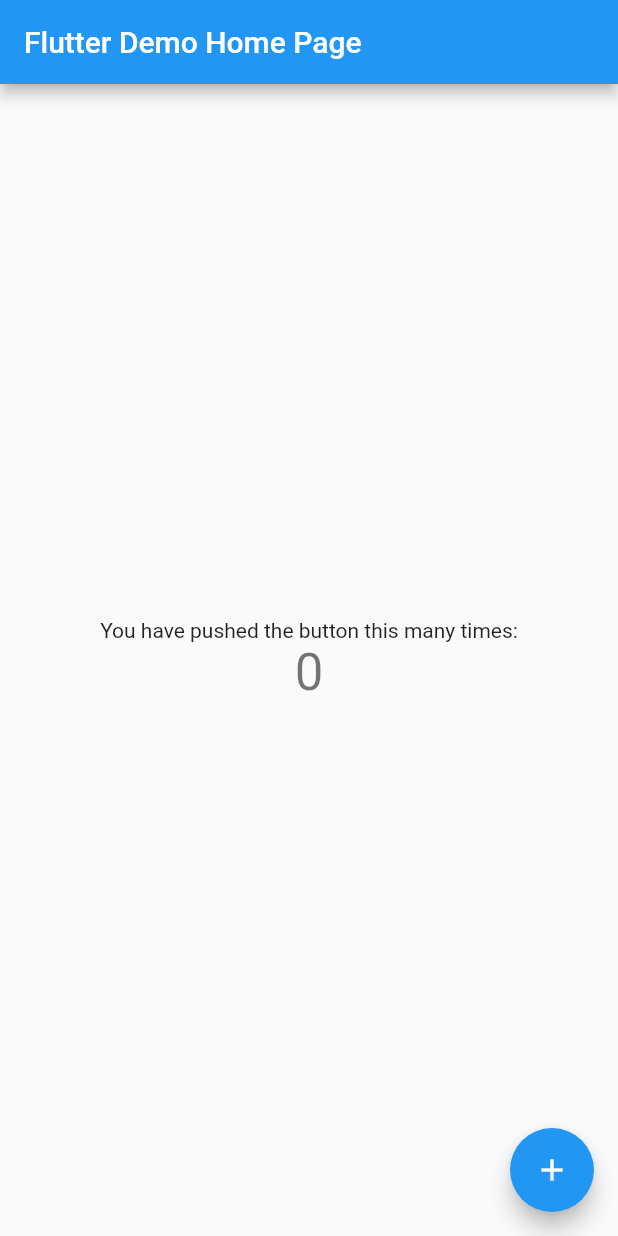
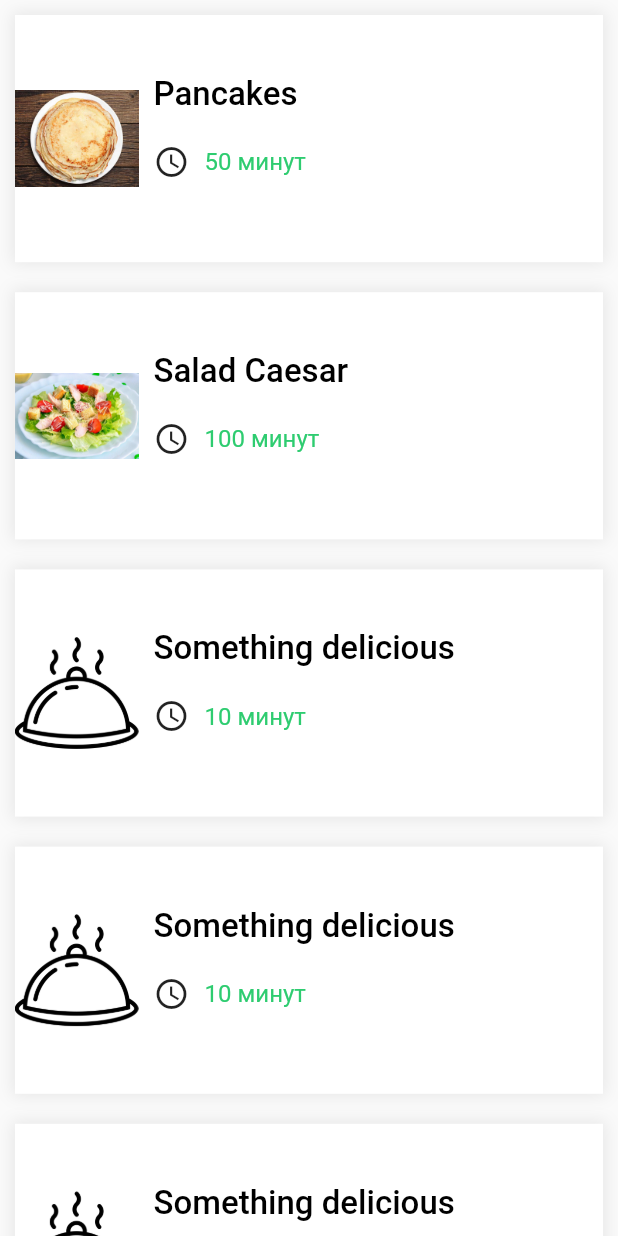
Before and after one commit to PeregrinAl/otus_homework, a Flutter app: the screen it shows after launch, on a phone screen of 412 x 824 dp. Run offline on Flutter 3.47's test engine with Material 2 defaults, Android fonts, the light colour scheme and no system bars.

Commit message:
Task 2 completed

```diff
--- /dev/null
+++ b/lib/data/constants.dart
@@ -0,0 +1,10 @@
+import 'package:flutter/material.dart';
+
+Color mainColor = const Color.fromARGB(253, 46, 204, 112);
+
+BoxShadow shadow = BoxShadow(
+  color: Colors.grey.withOpacity(0.2),
+  spreadRadius: 2,
+  blurRadius: 8,
+  offset: const Offset(0, 0),
+);
--- /dev/null
+++ b/lib/data/data.dart
@@ -0,0 +1,17 @@
+import '../recipe.dart';
+
+// Создать тестовые данные для списка рецептов
+
+List<Recipe> getRecipes(){
+  return const <Recipe>[
+    Recipe(title: "Pancakes", picturePath: "assets/images/pancake.jpg", cookingTime: 50),
+    Recipe(title: "Salad Caesar", picturePath: "assets/images/caesar.jpg", cookingTime: 100),
+    Recipe(title: "Something delicious", picturePath: "assets/images/void_image.png", cookingTime: 10),
+    Recipe(title: "Something delicious", picturePath: "assets/images/void_image.png", cookingTime: 10),
+    Recipe(title: "Something delicious", picturePath: "assets/images/void_image.png", cookingTime: 10),
+    Recipe(title: "Something delicious", picturePath: "assets/images/void_image.png", cookingTime: 10),
+    Recipe(title: "Something delicious", picturePath: "assets/images/void_image.png", cookingTime: 10),
+    Recipe(title: "Something delicious", picturePath: "assets/images/void_image.png", cookingTime: 10),
+    Recipe(title: "Something delicious", picturePath: "assets/images/void_image.png", cookingTime: 10),
+  ];
+}
--- /dev/null
+++ b/lib/data/fonts.dart
@@ -0,0 +1,42 @@
+import 'package:flutter/material.dart';
+
+recipeTitle(String text) {
+  return Padding(
+    padding: const EdgeInsets.only(left: 10, right: 20, top: 40, bottom: 20),
+    child: Text(text,
+      maxLines: 2,
+      style: const TextStyle(
+          overflow: TextOverflow.ellipsis,
+          fontFamily: "Roboto",
+          fontStyle: FontStyle.normal,
+          fontWeight: FontWeight.w500,
+          fontSize: 22,
+          color: Colors.black
+      ),
+    ),
+  );
+}
+
+cookingTimeText(String text) {
+  return Row(
+    children: [
+      const Padding(
+        padding: EdgeInsets.only(left: 10, bottom: 10),
+        child: Icon(Icons.access_time),
+      ),
+      Padding(
+        padding: const EdgeInsets.only(left: 10, bottom: 10),
+        child: Text(text,
+          style: const TextStyle(
+            overflow: TextOverflow.ellipsis,
+            fontFamily: "Roboto",
+            fontStyle: FontStyle.normal,
+            fontWeight: FontWeight.w400,
+            fontSize: 16,
+            color: Color.fromARGB(255, 46, 204, 112),
+          ),
+        ),
+      ),
+    ],
+  );
+}
--- /dev/null
+++ b/lib/home.dart
@@ -0,0 +1,21 @@
+import 'recipe.dart';
+import 'widgets/recipe_widget.dart';
+import 'data/data.dart';
+import 'package:flutter/material.dart';
+
+class Home extends StatelessWidget{
+  const Home({super.key});
+
+  static final List<Recipe> recipes = getRecipes();
+
+  @override
+  Widget build(BuildContext context) {
+
+    return Scaffold(
+        body: ListView.builder(
+            itemCount: recipes.length,
+            itemBuilder: ((context, index) => RecipeWidget(context: context,
+                recipe: recipes[index], index: index)))
+    );
+  }
+}
--- a/lib/main.dart
+++ b/lib/main.dart
@@ -1,4 +1,6 @@
 import 'package:flutter/material.dart';
+import 'home.dart';
+import 'data/constants.dart';
 
 void main() {
   runApp(const MyApp());
@@ -7,109 +9,14 @@
 class MyApp extends StatelessWidget {
   const MyApp({super.key});
 
-  // This widget is the root of your application.
   @override
   Widget build(BuildContext context) {
     return MaterialApp(
-      title: 'Flutter Demo',
       theme: ThemeData(
-        // This is the theme of your application.
-        //
-        // Try running your application with "flutter run". You'll see the
-        // application has a blue toolbar. Then, without quitting the app, try
-        // changing the primarySwatch below to Colors.green and then invoke
-        // "hot reload" (press "r" in the console where you ran "flutter run",
-        // or simply save your changes to "hot reload" in a Flutter IDE).
-        // Notice that the counter didn't reset back to zero; the application
-        // is not restarted.
-        primarySwatch: Colors.blue,
+        primaryColor: mainColor,
       ),
-      home: const MyHomePage(title: 'Flutter Demo Home Page'),
+      debugShowCheckedModeBanner: false,
+      home: const Home(),
     );
   }
 }
-
-class MyHomePage extends StatefulWidget {
-  const MyHomePage({super.key, required this.title});
-
-  // This widget is the home page of your application. It is stateful, meaning
-  // that it has a State object (defined below) that contains fields that affect
-  // how it looks.
-
-  // This class is the configuration for the state. It holds the values (in this
-  // case the title) provided by the parent (in this case the App widget) and
-  // used by the build method of the State. Fields in a Widget subclass are
-  // always marked "final".
-
-  final String title;
-
-  @override
-  State<MyHomePage> createState() => _MyHomePageState();
-}
-
-class _MyHomePageState extends State<MyHomePage> {
-  int _counter = 0;
-
-  void _incrementCounter() {
-    setState(() {
-      // This call to setState tells the Flutter framework that something has
-      // changed in this State, which causes it to rerun the build method below
-      // so that the display can reflect the updated values. If we changed
-      // _counter without calling setState(), then the build method would not be
-      // called again, and so nothing would appear to happen.
-      _counter++;
-    });
-  }
-
-  @override
-  Widget build(BuildContext context) {
-    // This method is rerun every time setState is called, for instance as done
-    // by the _incrementCounter method above.
-    //
-    // The Flutter framework has been optimized to make rerunning build methods
-    // fast, so that you can just rebuild anything that needs updating rather
-    // than having to individually change instances of widgets.
-    return Scaffold(
-      appBar: AppBar(
-        // Here we take the value from the MyHomePage object that was created by
-        // the App.build method, and use it to set our appbar title.
-        title: Text(widget.title),
-      ),
-      body: Center(
-        // Center is a layout widget. It takes a single child and positions it
-        // in the middle of the parent.
-        child: Column(
-          // Column is also a layout widget. It takes a list of children and
-          // arranges them vertically. By default, it sizes itself to fit its
-          // children horizontally, and tries to be as tall as its parent.
-          //
-          // Invoke "debug painting" (press "p" in the console, choose the
-          // "Toggle Debug Paint" action from the Flutter Inspector in Android
-          // Studio, or the "Toggle Debug Paint" command in Visual Studio Code)
-          // to see the wireframe for each widget.
-          //
-          // Column has various properties to control how it sizes itself and
-          // how it positions its children. Here we use mainAxisAlignment to
-          // center the children vertically; the main axis here is the vertical
-          // axis because Columns are vertical (the cross axis would be
-          // horizontal).
-          mainAxisAlignment: MainAxisAlignment.center,
-          children: <Widget>[
-            const Text(
-              'You have pushed the button this many times:',
-            ),
-            Text(
-              '$_counter',
-              style: Theme.of(context).textTheme.headline4,
-            ),
-          ],
-        ),
-      ),
-      floatingActionButton: FloatingActionButton(
-        onPressed: _incrementCounter,
-        tooltip: 'Increment',
-        child: const Icon(Icons.add),
-      ), // This trailing comma makes auto-formatting nicer for build methods.
-    );
-  }
-}
--- /dev/null
+++ b/lib/recipe.dart
@@ -0,0 +1,12 @@
+// Подготовить структуру данных для хранения элемента списка рецептов
+
+// Создать виджет для отображения одного элемента из списка рецептов (изображение, название, значок таймера и время приготовление)
+// Создать страницу (запуск из main) для отображения прокручиваемого списка рецептов, добавить анимацию overscroll
+
+class Recipe {
+  final String title;
+  final int cookingTime;
+  final String picturePath;
+
+  const Recipe({required this.title, required this.picturePath, required this.cookingTime});
+}
--- /dev/null
+++ b/lib/widgets/recipe_widget.dart
@@ -0,0 +1,51 @@
+import 'package:flutter/material.dart';
+import '../data/constants.dart';
+import '../data/fonts.dart';
+import '../recipe.dart';
+
+class RecipeWidget extends StatelessWidget {
+  const RecipeWidget({
+    Key? key,
+    required this.context,
+    required this.recipe,
+    required this.index,
+  }) : super(key: key);
+
+  final BuildContext context;
+  final Recipe recipe;
+  final int index;
+
+  @override
+  Widget build(BuildContext context) {
+    return Container(
+      decoration: BoxDecoration(
+        color: Colors.white,
+        boxShadow: [shadow],
+      ),
+      margin: const EdgeInsets.all(10),
+      width: 220,
+      child: Row(
+        children: <Widget>[
+          Image.asset(recipe.picturePath,
+              width: MediaQuery.of(context).size.width / 5,
+              height: MediaQuery.of(context).size.height / 5,
+              fit: BoxFit.fitWidth
+          ),
+
+          Flexible(
+            child: SizedBox(
+              height: MediaQuery.of(context).size.height / 5,
+              child: Column(
+                crossAxisAlignment: CrossAxisAlignment.start,
+                children: [
+                  recipeTitle(recipe.title),
+                  cookingTimeText("${recipe.cookingTime} минут"),
+                ],
+              ),
+            ),
+          ),
+        ],
+      ),
+    );
+  }
+}
```
Also changed, not shown: pubspec.yaml (+5 -3 lines), assets/images/caesar.jpg (added), assets/images/pancake.jpg (added), assets/images/void_image.png (added), pubspec.lock.
